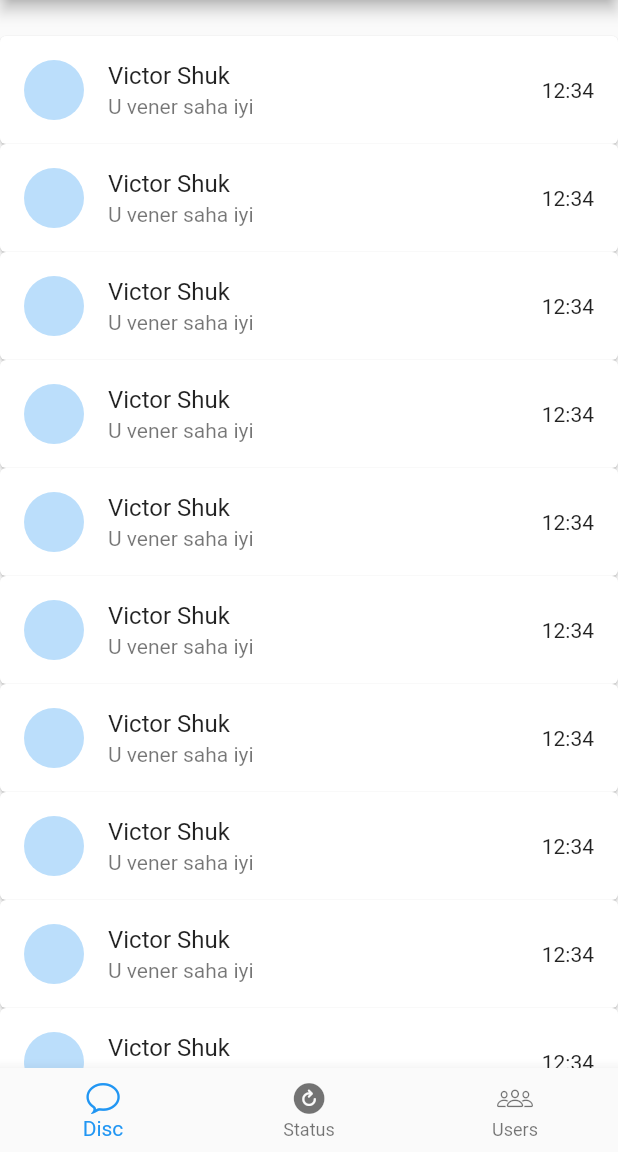
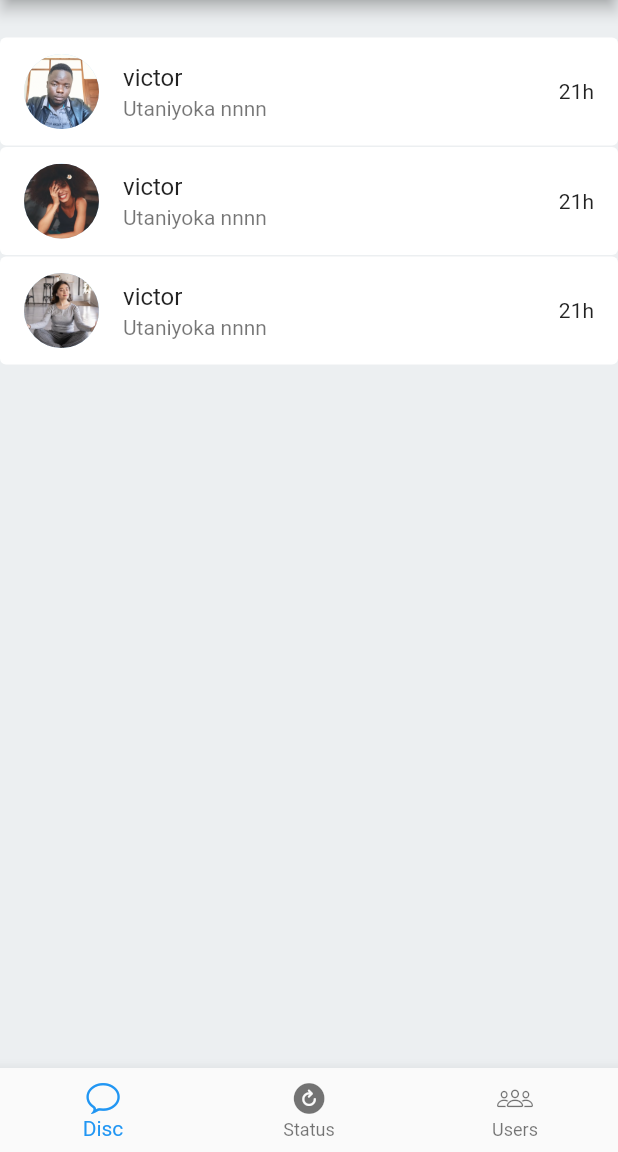
Before and after one commit to fadev8/free_chat, a Flutter app: the screen it shows after launch, on a phone screen of 412 x 824 dp, the part 84-1236 px from its top. Run offline on Flutter 3.47's test engine with Material 2 defaults, Android fonts, the phone set to English and light mode, and no system bars; our stand-ins replace timeago; missing offline and left inert: flutter_stories.

Commit message:
une version from victor

```diff
--- a/lib/main.dart
+++ b/lib/main.dart
@@ -12,6 +12,7 @@ class FreeChat extends StatelessWidget {
       theme: ThemeData(
         primaryColor: Color(0xff21ce99),
         accentColor: Color(0xff21ce99),
+        scaffoldBackgroundColor: Colors.blueGrey[50],
       ),
       home: MainChat(),
     );
--- a/lib/screens/main_chat.dart
+++ b/lib/screens/main_chat.dart
@@ -1,6 +1,7 @@
+import 'package:flutter/cupertino.dart';
 import 'package:flutter/material.dart';
-import 'package:flutter/cupertino.dart';
 import 'package:free_chat/screens/pages/disc_page.dart';
+import 'package:free_chat/screens/pages/status_page.dart';
 
 class MainChat extends StatefulWidget {
   @override
@@ -8,7 +9,6 @@ class MainChat extends StatefulWidget {
 }
 
 class _MainChatState extends State<MainChat> {
-
   PageController _controller;
   int _page = 0;
 
@@ -30,15 +30,17 @@ class _MainChatState extends State<MainChat> {
       body: Container(
         child: PageView(
           controller: _controller,
-          onPageChanged: (p){
+          onPageChanged: (p) {
             setState(() {
               _page = p;
             });
           },
           children: <Widget>[
             DiscPage(),
-            Container(color: Colors.blue,),
-            Container(color: Colors.orange,)
+            StatusPage(),
+            Container(
+              color: Colors.orange,
+            )
           ],
         ),
       ),
@@ -63,8 +65,8 @@ class _MainChatState extends State<MainChat> {
     );
   }
 
-  void navigationTapped(int page){
-    _controller.animateToPage(page, duration: Duration(milliseconds: 300), curve: Curves.ease);
+  void navigationTapped(int page) {
+    _controller.animateToPage(page,
+        duration: Duration(milliseconds: 300), curve: Curves.ease);
   }
-
 }
--- a/lib/screens/pages/disc_page.dart
+++ b/lib/screens/pages/disc_page.dart
@@ -1,4 +1,5 @@
 import 'package:flutter/material.dart';
+import 'package:free_chat/services/model/disc.dart';
 import 'package:free_chat/widgets/disc_tile.dart';
 
 class DiscPage extends StatelessWidget {
@@ -6,11 +7,13 @@ class DiscPage extends StatelessWidget {
   Widget build(BuildContext context) {
     return Container(
       child: ListView.builder(
-        itemCount: 15,
+          itemCount: messages.length,
           padding: EdgeInsets.only(bottom: 72.0, top: 24),
           itemBuilder: (context, index) {
-        return DiscTile();
-      }),
+            return DiscTile(
+              message: messages[index],
+            );
+          }),
     );
   }
 }
--- /dev/null
+++ b/lib/services/model/disc.dart
@@ -0,0 +1,95 @@
+/// user : {"name":"Victor","avatar":"default.png","phone":"099999999"}
+/// messages : [{"sender":{"name":"Victor","avatar":"default.png","phone":"099999999"},"receiver":{"name":"Victor","avatar":"default.png","phone":"099999999"},"content":"Salut le monde","createdAt":23433}]
+
+List<Messages> messages = [
+  Messages(
+      sender: User(
+          name: "victor", avatar: "images/chris.jpg", phone: "09876543225"),
+      receiver: User(
+          name: "Faden", avatar: "images/success.PNG", phone: "09876543225"),
+      content: "Utaniyoka nnnn",
+      createdAt: DateTime.fromMillisecondsSinceEpoch(1597151374 * 1000)),
+  Messages(
+      sender: User(
+          name: "victor", avatar: "images/happy.PNG", phone: "09876543225"),
+      receiver:
+          User(name: "Faden", avatar: "images/afro.PNG", phone: "09876543225"),
+      content: "Utaniyoka nnnn",
+      createdAt: DateTime.fromMillisecondsSinceEpoch(1597151374 * 1000)),
+  Messages(
+      sender:
+          User(name: "victor", avatar: "images/yoga.PNG", phone: "09876543225"),
+      receiver:
+          User(name: "Faden", avatar: "images/happy.PNG", phone: "09876543225"),
+      content: "Utaniyoka nnnn",
+      createdAt: DateTime.fromMillisecondsSinceEpoch(1597151374 * 1000)),
+];
+
+/// sender : {"name":"Victor","avatar":"default.png","phone":"099999999"}
+/// receiver : {"name":"Victor","avatar":"default.png","phone":"099999999"}
+/// content : "Salut le monde"
+/// createdAt : 23433
+
+class Messages {
+  User sender;
+  User receiver;
+  String content;
+  DateTime createdAt;
+
+  Messages({this.sender, this.receiver, this.content, this.createdAt});
+
+  Messages.fromJson(dynamic json) {
+    sender = json["sender"] != null ? User.fromJson(json["sender"]) : null;
+    receiver =
+        json["receiver"] != null ? User.fromJson(json["receiver"]) : null;
+    content = json["content"];
+    createdAt = json["createdAt"];
+  }
+
+  Map<String, dynamic> toJson() {
+    var map = <String, dynamic>{};
+    if (sender != null) {
+      map["sender"] = sender.toJson();
+    }
+    if (receiver != null) {
+      map["receiver"] = receiver.toJson();
+    }
+    map["content"] = content;
+    map["createdAt"] = createdAt;
+    return map;
+  }
+}
+
+/// name : "Victor"
+/// avatar : "default.png"
+/// phone : "099999999"
+
+/// name : "Victor"
+/// avatar : "default.png"
+/// phone : "099999999"
+
+/// name : "Victor"
+/// avatar : "default.png"
+/// phone : "099999999"
+
+class User {
+  String name;
+  String avatar;
+  String phone;
+
+  User({this.name, this.avatar, this.phone});
+
+  User.fromJson(dynamic json) {
+    name = json["name"];
+    avatar = json["avatar"];
+    phone = json["phone"];
+  }
+
+  Map<String, dynamic> toJson() {
+    var map = <String, dynamic>{};
+    map["name"] = name;
+    map["avatar"] = avatar;
+    map["phone"] = phone;
+    return map;
+  }
+}
--- a/lib/widgets/disc_tile.dart
+++ b/lib/widgets/disc_tile.dart
@@ -1,17 +1,25 @@
 import 'package:flutter/material.dart';
+import 'package:free_chat/services/model/disc.dart';
+import 'package:timeago/timeago.dart' as timeAgo;
 
 class DiscTile extends StatelessWidget {
+  final Messages message;
+
+  const DiscTile({Key key, this.message}) : super(key: key);
+
   @override
   Widget build(BuildContext context) {
     return Card(
-      margin: EdgeInsets.all(0.0),
+      elevation: 0,
+      margin: EdgeInsets.only(top: 1),
       child: ListTile(
         leading: CircleAvatar(
-
+          radius: 25,
+          backgroundImage: AssetImage(message.sender.avatar),
         ),
-        title: Text('Victor Shuk'),
-        subtitle: Text('U vener saha iyi'),
-        trailing: Text('12:34'),
+        title: Text(message.sender.name),
+        subtitle: Text(message.content),
+        trailing: Text(timeAgo.format(message.createdAt, locale: "en_short")),
       ),
     );
   }
--- a/pubspec.yaml
+++ b/pubspec.yaml
@@ -28,6 +28,8 @@ dependencies:
   # The following adds the Cupertino Icons font to your application.
   # Use with the CupertinoIcons class for iOS style icons.
   cupertino_icons: ^0.1.3
+  timeago: ^2.0.26
+  flutter_stories: ^0.2.1+1
 
 dev_dependencies:
   flutter_test:
@@ -45,8 +47,8 @@ flutter:
   uses-material-design: true
 
   # To add assets to your application, add an assets section, like this:
-  # assets:
-  #   - images/a_dot_burr.jpeg
+  assets:
+    - images/
   #   - images/a_dot_ham.jpeg
 
   # An image asset can refer to one or more resolution-specific "variants", see
```
Also changed, not shown: lib/screens/pages/status_page.dart (added, +26 -0 lines), lib/screens/pages/story_page_view.dart (added, +30 -0 lines), lib/services/model/status.dart (added, +55 -0 lines), lib/widgets/status_title.dart (added, +29 -0 lines), images/afro.PNG (added), images/chris.jpg (added), images/happy.PNG (added), images/success.PNG (added), images/yoga.PNG (added), lib/services/service.dart (added), pubspec.lock, 4 other files.
